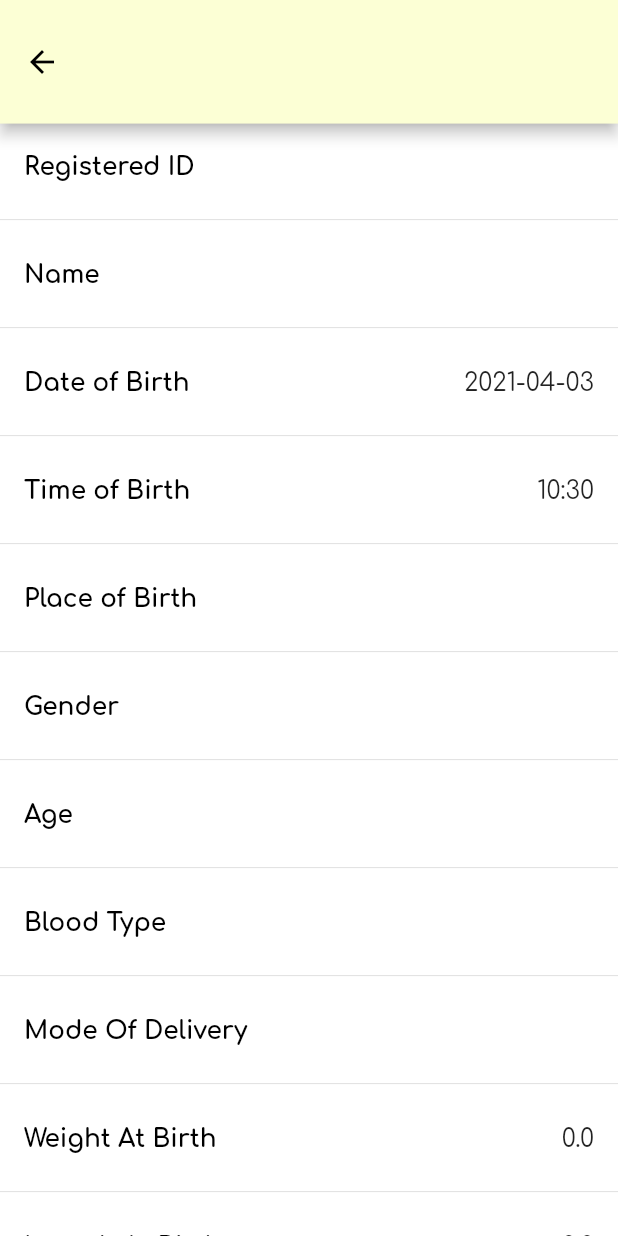
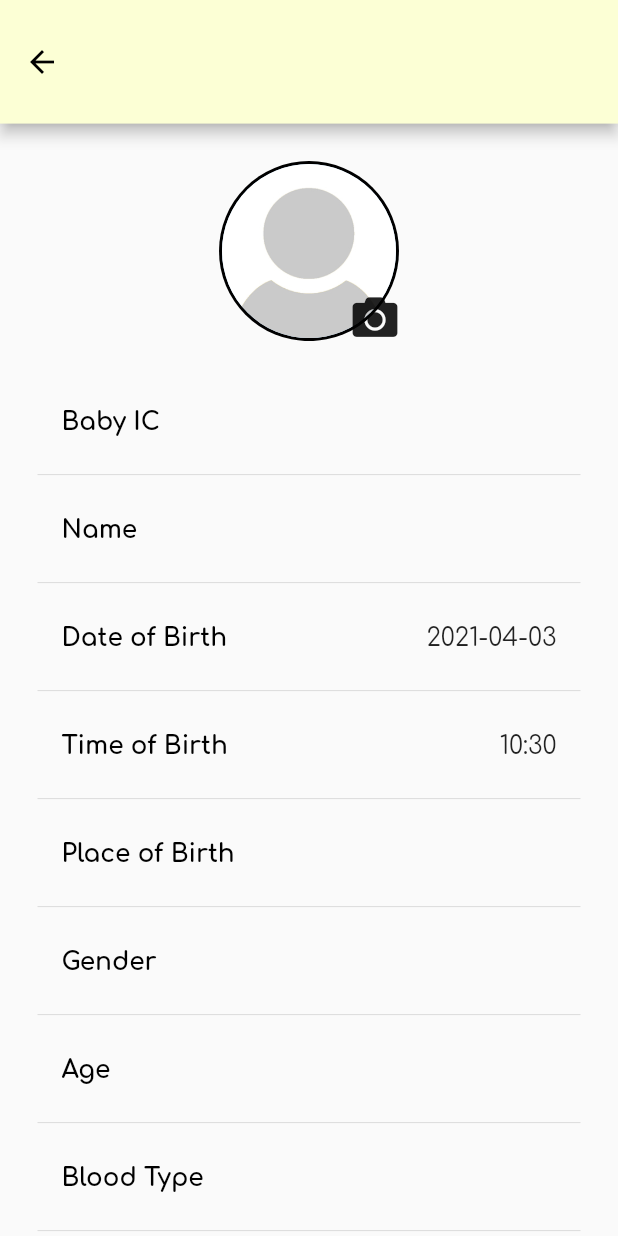
Before and after one commit to laipenghung/Bundle-Of-Joy, a Flutter app: the BabyInfo screen opened directly with empty values, on a phone screen of 412 x 824 dp. Run offline on Flutter 3.47's test engine with Material 2 defaults, Android fonts, the light colour scheme and no system bars; our stand-ins replace charts_flutter, cloud_firestore, firebase_auth, firebase_core, firebase_storage, fl_chart and 15 more; missing offline and left inert: age, dart:ffi, flare_splash_screen, flutter_facebook_login, flutter_phone_direct_caller, fluttercontactpicker; accounts and stored records are empty; network calls fail; project files that could hold a hidden picture were left out.

Commit message:
Update baby profile to match mother profile

```diff
--- a/main/bundle_of_joy/lib/baby/baby.dart
+++ b/main/bundle_of_joy/lib/baby/baby.dart
@@ -6,7 +6,7 @@ import "package:bundle_of_joy/mother-for-baby.dart";
 import "package:fluttertoast/fluttertoast.dart";
 
 class Baby {
-  String b_id, m_id, b_registered_id, b_name, b_place_of_birth, b_gender, b_age, b_bloodType, b_mode_of_delivery;
+  String b_id, m_id, b_ic, b_name, b_place_of_birth, b_gender, b_age, b_bloodType, b_mode_of_delivery;
   double b_weight_at_birth, b_length_at_birth, b_head_circumference;
   int b_order;
   Timestamp b_dob;
@@ -17,7 +17,7 @@ class Baby {
   Baby(
       this.b_id,
       this.m_id,
-      this.b_registered_id,
+      this.b_ic,
       this.b_name,
       this.b_dob,
       this.b_place_of_birth,
@@ -79,4 +79,14 @@ class Baby {
       print("Baby age updated");
     }).catchError((e) => print("Failed to update baby age: $e"));
   }
+
+  void updateProfilePicture(String photoURL, String motherID, String babyID) async{
+    DocumentReference baby = FirebaseFirestore.instance.collection("mother").doc(motherID).collection("baby").doc(babyID);
+
+    baby.update({
+      "photoURL": photoURL.toString()
+    }).then((value){
+      print("photoURL updated");
+    }).catchError((e) => print("Failed to update photoURL: $e"));
+  }
 }
--- a/main/bundle_of_joy/lib/baby/babyInfo.dart
+++ b/main/bundle_of_joy/lib/baby/babyInfo.dart
@@ -1,7 +1,12 @@
+import 'dart:io';
+import 'package:firebase_storage/firebase_storage.dart';
 import "package:flutter/cupertino.dart";
 import "package:flutter/material.dart";
 import "package:firebase_auth/firebase_auth.dart";
 import "package:cloud_firestore/cloud_firestore.dart";
+import 'package:font_awesome_flutter/font_awesome_flutter.dart';
+import 'package:image_picker/image_picker.dart';
+import 'package:path/path.dart';
 import "baby.dart";
 
 class BabyInfo extends StatefulWidget {
@@ -14,15 +19,53 @@ class BabyInfo extends StatefulWidget {
 
 class _BabyInfo extends State<BabyInfo> {
   final Baby baby;
+  final String motherID = FirebaseAuth.instance.currentUser.uid;
+
   _BabyInfo(this.baby);
+
   String input;
+  PickedFile _image;
+  String _downloadURL;
 
-  ListView _listView(AsyncSnapshot<DocumentSnapshot> document) {
+  Future getImage(BuildContext context, List babyInfo) async {
+    final image = await ImagePicker().getImage(source: ImageSource.gallery);
+
+    setState(() {
+      _image = image;
+      uploadPic(context, babyInfo);
+    });
+  }
+
+  Future uploadPic(BuildContext context, List babyInfo) async {
+    Baby baby = new Baby.empty();
+    String fileName = basename(_image.path);
+    StorageReference firebaseStorageRef = FirebaseStorage.instance.ref().child(
+        "BABY/" + motherID+ "/" + babyInfo[1]  + "/profile_picture/" + fileName);
+    StorageUploadTask uploadTask = firebaseStorageRef.putFile(
+        File(_image.path));
+    StorageTaskSnapshot taskSnapshot = await uploadTask.onComplete;
+    setState(() {
+      Scaffold.of(context).showSnackBar(
+          SnackBar(content: Text('Profile Picture Uploaded')));
+    });
+    baby.updateProfilePicture(fileName, motherID, babyInfo.last);
+  }
+
+  Future loadImageFromStorage(String photoURL, List babyInfo) async {
+    String downloadURL = await FirebaseStorage.instance.ref().child(
+        "BABY/" + motherID + "/" + babyInfo[1] +"/profile_picture/" + photoURL).getDownloadURL();
+
+    setState(() {
+      _downloadURL = downloadURL;
+    });
+  }
+
+  Widget _listView(AsyncSnapshot<DocumentSnapshot> document, BuildContext context) {
     double fontSizeTitle = MediaQuery.of(context).size.width * 0.05;
     double fontSizeText = MediaQuery.of(context).size.width * 0.04;
 
     final _listItems = [
-      "Registered ID",
+      "Baby IC",
       "Name",
       "Date of Birth",
       "Time of Birth",
@@ -38,7 +81,7 @@ class _BabyInfo extends State<BabyInfo> {
     ];
 
     final _listInfo = [
-      baby.b_registered_id,
+      baby.b_ic.toString(),
       baby.b_name,
       baby.b_dob.toDate().toString().substring(0, 10),
       baby.b_dob.toDate().toString().substring(11, 16),
@@ -50,11 +93,52 @@ class _BabyInfo extends State<BabyInfo> {
       baby.b_weight_at_birth.toString(),
       baby.b_length_at_birth.toString(),
       baby.b_head_circumference.toString(),
-      baby.b_order.toString()
+      baby.b_order.toString(),
+      baby.b_id
     ];
+    var photoURL = document.data.data()["photoURL"].toString();
+    if (photoURL != null) {
+      loadImageFromStorage(photoURL, _listInfo);
+    }
 
-    return ListView.separated(
+    return SingleChildScrollView(
+        scrollDirection: Axis.vertical,
+        child: Container(
+          padding: EdgeInsets.only(left: 25, right: 25, top: 25),
+          child: Column(
+            children: [
+              Stack(
+                  children: [
+                    CircleAvatar(
+                      radius: 60,
+                      backgroundColor: Colors.black,
+                      child: CircleAvatar(
+                        radius: 58,
+                        backgroundImage: (_downloadURL != null) ? (
+                            NetworkImage(_downloadURL)
+                        ) : AssetImage("assets/icons/default_user.png"),
+                      ),
+                    ),
+                    Positioned(
+                      top: 80,
+                      left: 80,
+                      child: IconButton(
+                        icon: Icon(
+                          FontAwesomeIcons.camera,
+                          size: 30.0,
+                        ),
+                        onPressed: () {
+                          getImage(context, _listInfo);
+                        },
+                      ),
+                    ),
+                  ]
+              ),
+              ListView.separated(
+                padding: EdgeInsets.only(top: 25),
+                shrinkWrap: true,
                 itemCount: _listItems.length,
+                physics: NeverScrollableScrollPhysics(),
                 itemBuilder: (context, index) {
                   return ListTile(
                     title: Text(
@@ -76,6 +160,41 @@ class _BabyInfo extends State<BabyInfo> {
                   );
                 },
                 separatorBuilder: (context, index) => Divider(),
+              ),
+            ],
+          ),
+        ),
+      );
+  }
+
+  Widget loading(BuildContext context){
+    double fontSizeText = MediaQuery.of(context).size.width * 0.04;
+    return Center(
+      child: Column(
+        mainAxisAlignment: MainAxisAlignment.center,
+        children: [
+          SizedBox(
+            height: MediaQuery.of(context).size.width * 0.15,
+            width: MediaQuery.of(context).size.width * 0.15,
+            child: CircularProgressIndicator(
+              strokeWidth: 5,
+              backgroundColor: Colors.black,
+              valueColor: new AlwaysStoppedAnimation<Color>(Color(0xFFFCFFD5)),
+            ),
+          ),
+          SizedBox(
+            height: MediaQuery.of(context).size.height * 0.05,
+          ),
+          Text(
+            "Loading...",
+            style: TextStyle(
+              fontFamily: "Comfortaa",
+              fontSize: fontSizeText,
+              color: Colors.black,
+            ),
+          ),
+        ],
+      ),
     );
   }
 
@@ -83,12 +202,18 @@ class _BabyInfo extends State<BabyInfo> {
   Widget build(BuildContext context) {
     final User user = FirebaseAuth.instance.currentUser;
     DocumentReference babyDoc = FirebaseFirestore.instance.collection("mother").doc(user.uid).collection("baby").doc(baby.b_id);
-    double fontSizeTitle = MediaQuery.of(context).size.width * 0.05;
+    double fontSizeTitle = MediaQuery
+        .of(context)
+        .size
+        .width * 0.05;
 
     return Scaffold(
       appBar: AppBar(
-        toolbarHeight: MediaQuery.of(context).size.height * 0.1, //APP BAR HEIGHT
-
+        toolbarHeight: MediaQuery
+            .of(context)
+            .size
+            .height * 0.1,
+        //APP BAR HEIGHT
         iconTheme: IconThemeData(
           color: Colors.black,
         ),
@@ -104,14 +229,14 @@ class _BabyInfo extends State<BabyInfo> {
         backgroundColor: Color(0xFFFCFFD5),
         centerTitle: true,
       ),
-      body: Container(
-        color: Colors.white,
-        child: StreamBuilder(
+      body: StreamBuilder(
           stream: babyDoc.snapshots(),
           builder: (context, document) {
-              return _listView(document);
+            if(document.hasData)
+              return _listView(document, context);
+            else
+              return loading(context);
           }),
-      ),
     );
   }
 }
--- a/main/bundle_of_joy/lib/baby/babyProfile.dart
+++ b/main/bundle_of_joy/lib/baby/babyProfile.dart
@@ -17,7 +17,7 @@ class _BabyProfile extends State<BabyProfile> {
     final _listField = [
       "b_id",
       "m_id",
-      "b_registered_id",
+      "b_IC_no",
       "b_name",
       "b_dob",
       "b_place_of_birth",
--- a/main/bundle_of_joy/lib/motherProfile/motherInfo.dart
+++ b/main/bundle_of_joy/lib/motherProfile/motherInfo.dart
@@ -164,7 +164,7 @@ class _MotherInfo extends State<MotherInfo> {
   Future uploadPic(BuildContext context) async{
     Mother mother = new Mother();
     String fileName = basename(_image.path);
-    StorageReference firebaseStorageRef = FirebaseStorage.instance.ref().child(pid+"/profile_picture/"+fileName);
+    StorageReference firebaseStorageRef = FirebaseStorage.instance.ref().child("MOTHERS/"+pid+"/profile_picture/"+fileName);
     StorageUploadTask uploadTask = firebaseStorageRef.putFile(File(_image.path));
     StorageTaskSnapshot taskSnapshot=await uploadTask.onComplete;
     setState(() {
@@ -174,7 +174,7 @@ class _MotherInfo extends State<MotherInfo> {
   }
 
   Future loadImageFromStorage(String photoURL) async {
-    String downloadURL = await FirebaseStorage.instance.ref().child(pid+"/profile_picture/"+photoURL).getDownloadURL();
+    String downloadURL = await FirebaseStorage.instance.ref().child("MOTHERS/"+pid+"/profile_picture/"+photoURL).getDownloadURL();
 
     setState(() {
       _downloadURL = downloadURL;
```
Lines whose indentation alone changed are shown as unchanged.
